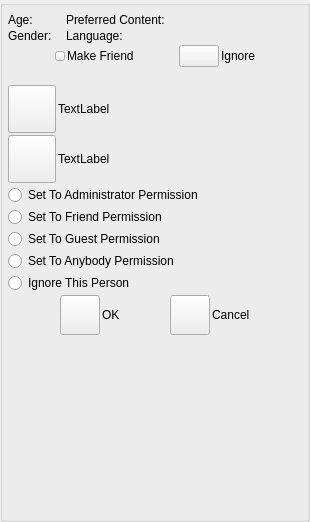
This is AppsSrc/CommonSrc/Forms/AppletPeerChangeFriendship.ui in brettrjones-github/nolimitconnect as Qt 5 draws it before an edit. The edited form follows.
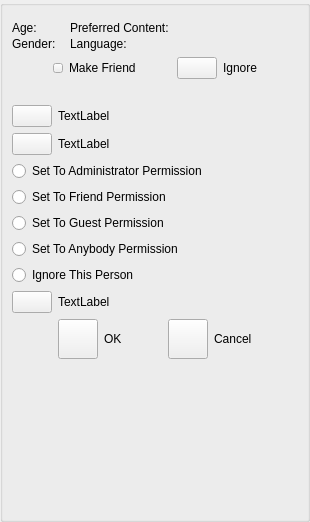
This is the edited form. Custom widgets are drawn as their Qt base class.

Commit message: add set/unset preferred to change friendship

```diff
--- a/AppsSrc/CommonSrc/Forms/AppletPeerChangeFriendship.ui
+++ b/AppsSrc/CommonSrc/Forms/AppletPeerChangeFriendship.ui
@@ -59,21 +59,6 @@
       <string/>
      </property>
      <layout class="QVBoxLayout" name="verticalLayout_4">
-      <property name="spacing">
-       <number>2</number>
-      </property>
-      <property name="leftMargin">
-       <number>5</number>
-      </property>
-      <property name="topMargin">
-       <number>5</number>
-      </property>
-      <property name="rightMargin">
-       <number>5</number>
-      </property>
-      <property name="bottomMargin">
-       <number>5</number>
-      </property>
       <item>
        <widget class="IdentWidget" name="m_IdentWidget" native="true"/>
       </item>
@@ -336,16 +321,22 @@
        <layout class="QHBoxLayout" name="horizontalLayout">
         <item>
          <widget class="VxPushButton" name="m_HisPermissionButton">
+          <property name="sizePolicy">
+           <sizepolicy hsizetype="Preferred" vsizetype="Preferred">
+            <horstretch>0</horstretch>
+            <verstretch>0</verstretch>
+           </sizepolicy>
+          </property>
           <property name="minimumSize">
            <size>
-            <width>48</width>
-            <height>48</height>
+            <width>0</width>
+            <height>0</height>
            </size>
           </property>
           <property name="maximumSize">
            <size>
-            <width>48</width>
-            <height>48</height>
+            <width>16777215</width>
+            <height>16777215</height>
            </size>
           </property>
           <property name="text">
@@ -378,16 +369,22 @@
        <layout class="QHBoxLayout" name="horizontalLayout_3">
         <item>
          <widget class="VxPushButton" name="m_MyPermissionButton">
+          <property name="sizePolicy">
+           <sizepolicy hsizetype="Preferred" vsizetype="Preferred">
+            <horstretch>0</horstretch>
+            <verstretch>0</verstretch>
+           </sizepolicy>
+          </property>
           <property name="minimumSize">
            <size>
-            <width>48</width>
-            <height>48</height>
+            <width>0</width>
+            <height>0</height>
            </size>
           </property>
           <property name="maximumSize">
            <size>
-            <width>48</width>
-            <height>48</height>
+            <width>16777215</width>
+            <height>16777215</height>
            </size>
           </property>
           <property name="text">
@@ -481,6 +478,54 @@
         </property>
        </widget>
       </item>
+      <item>
+       <layout class="QHBoxLayout" name="horizontalLayout_10">
+        <item>
+         <widget class="VxPushButton" name="m_PreferredButton">
+          <property name="sizePolicy">
+           <sizepolicy hsizetype="Preferred" vsizetype="Preferred">
+            <horstretch>0</horstretch>
+            <verstretch>0</verstretch>
+           </sizepolicy>
+          </property>
+          <property name="minimumSize">
+           <size>
+            <width>0</width>
+            <height>0</height>
+           </size>
+          </property>
+          <property name="maximumSize">
+           <size>
+            <width>16777215</width>
+            <height>16777215</height>
+           </size>
+          </property>
+          <property name="text">
+           <string/>
+          </property>
+          <property name="iconSize">
+           <size>
+            <width>48</width>
+            <height>48</height>
+           </size>
+          </property>
+         </widget>
+        </item>
+        <item>
+         <widget class="QLabel" name="m_PreferredLabel">
+          <property name="sizePolicy">
+           <sizepolicy hsizetype="Expanding" vsizetype="Preferred">
+            <horstretch>0</horstretch>
+            <verstretch>0</verstretch>
+           </sizepolicy>
+          </property>
+          <property name="text">
+           <string>TextLabel</string>
+          </property>
+         </widget>
+        </item>
+       </layout>
+      </item>
       <item>
        <layout class="QHBoxLayout" name="horizontalLayout_2">
         <property name="leftMargin">
```
The commit also changes 8 other files.
